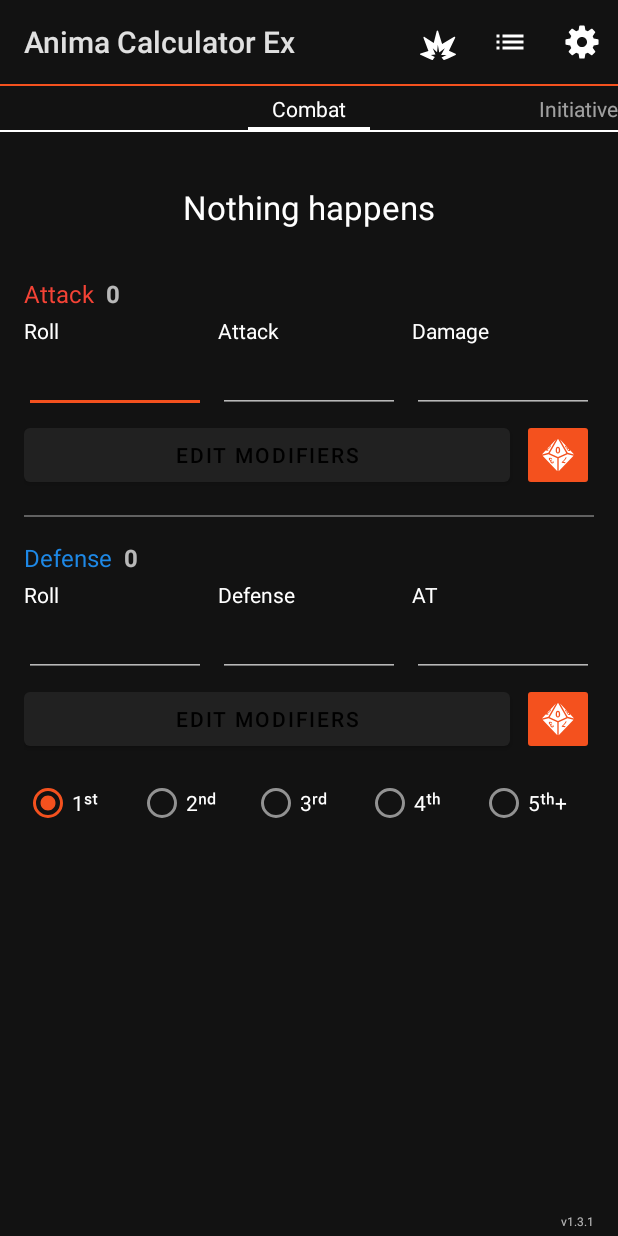
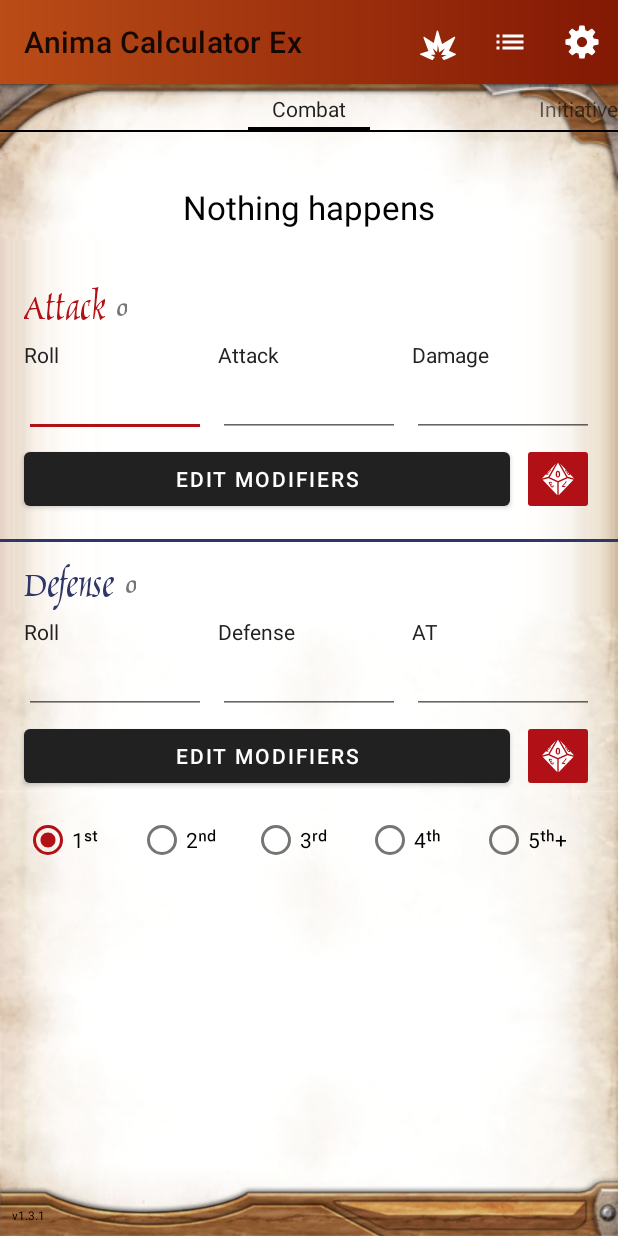
Before and after one commit to javier-delgado/anima-calculator-ex, an Android app: the screen it shows after launch (MainActivity), on a phone screen of 412 x 824 dp. Run offline under Robolectric (Android 15) with nearby library versions, the phone set to English and light mode, and no system bars; libraries missing offline, so code that uses them is left out: com.afollestad.materialdialogs, com.raizlabs.android, io.paperdb, org.jetbrains.anko; 8 statements that could not run were skipped.

Commit message:
Added background and font

```diff
--- a/app/src/main/java/com/javierdelgado/anima_calculator_ex/ui/CriticalHitActivity.kt
+++ b/app/src/main/java/com/javierdelgado/anima_calculator_ex/ui/CriticalHitActivity.kt
@@ -42,6 +42,7 @@ class CriticalHitActivity : AppCompatActivity() {
     override fun onCreate(savedInstanceState: Bundle?) {
         super.onCreate(savedInstanceState)
         setContentView(R.layout.activity_critical_hit)
+        setSupportActionBar(toolbar)
         damageCaused = intent.getIntExtra(DAMAGE_CAUSED_EXTRA, 0)
         if (damageCaused > 0) edtDamageCaused.setText(damageCaused.toString())
         homeAsUp(true)
--- a/app/src/main/java/com/javierdelgado/anima_calculator_ex/ui/LogActivity.kt
+++ b/app/src/main/java/com/javierdelgado/anima_calculator_ex/ui/LogActivity.kt
@@ -30,6 +30,7 @@ class LogActivity: AppCompatActivity() {
     override fun onCreate(savedInstanceState: Bundle?) {
         super.onCreate(savedInstanceState)
         setContentView(R.layout.activity_log)
+        setSupportActionBar(toolbar)
         homeAsUp(true)
 
         doAsync {
--- a/app/src/main/java/com/javierdelgado/anima_calculator_ex/ui/MainActivity.kt
+++ b/app/src/main/java/com/javierdelgado/anima_calculator_ex/ui/MainActivity.kt
@@ -26,6 +26,7 @@ class MainActivity : AppCompatActivity() {
     override fun onCreate(savedInstanceState: Bundle?) {
         super.onCreate(savedInstanceState)
         setContentView(R.layout.activity_main)
+        setSupportActionBar(toolbar)
 
         viewPager.adapter = MainPagerAdapter(this, supportFragmentManager)
         txtVersion.text = getString(R.string.v_, BuildConfig.VERSION_NAME)
--- /dev/null
+++ b/app/src/main/res/drawable/bg_toolbar.xml
@@ -0,0 +1,7 @@
+<?xml version="1.0" encoding="utf-8"?>
+<shape xmlns:android="http://schemas.android.com/apk/res/android"
+        android:shape="rectangle">
+    <gradient android:startColor="@color/toolbar_orange"
+              android:endColor="@color/toolbar_red"
+              />
+</shape>
--- /dev/null
+++ b/app/src/main/res/layout/_background.xml
@@ -0,0 +1,15 @@
+<?xml version="1.0" encoding="utf-8"?>
+<FrameLayout xmlns:android="http://schemas.android.com/apk/res/android"
+              android:layout_width="match_parent"
+              android:layout_height="match_parent">
+    <View
+            android:layout_width="match_parent"
+            android:layout_height="match_parent"
+            android:background="@drawable/bg_top"/>
+
+    <View
+            android:layout_width="match_parent"
+            android:layout_height="48dp"
+            android:layout_gravity="bottom"
+            android:background="@drawable/bg_bottom"/>
+</FrameLayout>
--- a/app/src/main/res/layout/activity_main.xml
+++ b/app/src/main/res/layout/activity_main.xml
@@ -1,33 +1,49 @@
 <?xml version="1.0" encoding="utf-8"?>
-<FrameLayout
+<androidx.constraintlayout.widget.ConstraintLayout
         xmlns:android="http://schemas.android.com/apk/res/android"
         xmlns:tools="http://schemas.android.com/tools"
-        xmlns:app="http://schemas.android.com/apk/res-auto"
         android:layout_width="match_parent"
-        android:layout_height="match_parent">
+        android:layout_height="match_parent"
+        xmlns:app="http://schemas.android.com/apk/res-auto">
+
+    <androidx.appcompat.widget.Toolbar
+            android:id="@+id/toolbar"
+            android:layout_width="match_parent"
+            android:layout_height="wrap_content"
+            android:layout_alignParentStart="true"
+            android:background="@drawable/bg_toolbar"
+            app:layout_constraintTop_toTopOf="parent"/>
+
+    <include
+            layout="@layout/_background"
+             android:layout_width="match_parent"
+             android:layout_height="0dp"
+            app:layout_constraintTop_toBottomOf="@id/toolbar"
+            app:layout_constraintBottom_toBottomOf="parent"/>
 
     <androidx.viewpager.widget.ViewPager
             android:id="@+id/viewPager"
             android:layout_width="match_parent"
-            android:layout_height="match_parent">
+            android:layout_height="0dp"
+            android:layout_marginBottom="36dp"
+            app:layout_constraintTop_toBottomOf="@id/toolbar"
+            app:layout_constraintBottom_toBottomOf="parent">
+
         <androidx.viewpager.widget.PagerTabStrip
                 android:layout_width="match_parent"
                 android:layout_height="wrap_content"/>
     </androidx.viewpager.widget.ViewPager>
 
-    <View
-            android:layout_width="match_parent"
-            android:layout_height="1dp"
-            android:background="@color/colorAccent"/>
-
     <TextView
             android:id="@+id/txtVersion"
             android:layout_width="wrap_content"
             android:layout_height="wrap_content"
-            android:layout_gravity="bottom|end"
-            android:layout_marginEnd="16dp"
-            android:layout_marginBottom="4dp"
+            android:layout_marginStart="8dp"
+            android:layout_marginBottom="8dp"
+            android:textColor="@color/material_black"
+            app:layout_constraintBottom_toBottomOf="parent"
+            app:layout_constraintLeft_toLeftOf="parent"
             tools:text="v1.0"
             android:textSize="8sp"
             tools:ignore="SmallSp"/>
-</FrameLayout>
+</androidx.constraintlayout.widget.ConstraintLayout>
--- a/app/src/main/res/layout/fragment_combat_calculator.xml
+++ b/app/src/main/res/layout/fragment_combat_calculator.xml
@@ -11,8 +11,6 @@
             android:layout_height="wrap_content"
             android:paddingTop="@dimen/activity_vertical_margin"
             android:paddingBottom="@dimen/activity_vertical_margin"
-            android:paddingLeft="@dimen/activity_horizontal_margin"
-            android:paddingRight="@dimen/activity_horizontal_margin"
             tools:context=".ui.MainActivity">
 
         <TextView
@@ -30,7 +28,7 @@
                 android:layout_width="wrap_content"
                 android:layout_height="wrap_content"
                 android:textSize="22sp"
-                android:textColor="@color/material_white"
+                android:textColor="@color/material_black"
                 tools:text="Damage dealt: 50"
                 app:layout_constraintLeft_toLeftOf="parent"
                 app:layout_constraintRight_toRightOf="parent"
@@ -41,7 +39,9 @@
                 android:layout_width="wrap_content"
                 android:layout_height="wrap_content"
                 android:layout_marginTop="32dp"
-                android:textSize="16sp"
+                android:layout_marginStart="16dp"
+                android:textSize="32sp"
+                android:fontFamily="@font/marigold_regular"
                 android:textColor="@color/colorAttack"
                 android:text="@string/attack"
                 app:layout_constraintTop_toBottomOf="@id/txtMainHeader"
@@ -52,10 +52,12 @@
                 android:layout_width="wrap_content"
                 android:layout_height="wrap_content"
                 android:layout_marginStart="8dp"
+                android:layout_marginBottom="6dp"
+                android:fontFamily="@font/marigold_regular"
                 android:textStyle="bold"
-                android:textSize="16sp"
+                android:textSize="18sp"
                 tools:text="200"
-                app:layout_constraintTop_toTopOf="@id/txtTitleAttack"
+                app:layout_constraintBottom_toBottomOf="@id/txtTitleAttack"
                 app:layout_constraintLeft_toRightOf="@id/txtTitleAttack"/>
 
         <LinearLayout
@@ -65,7 +67,7 @@
                 android:layout_marginTop="4dp"
                 android:orientation="vertical"
                 app:layout_constraintTop_toBottomOf="@id/txtTitleAttack"
-                app:layout_constraintLeft_toLeftOf="parent"
+                app:layout_constraintLeft_toLeftOf="@id/txtTitleAttack"
                 app:layout_constraintRight_toLeftOf="@id/lytFinalAttack"
                 app:layout_constraintHorizontal_chainStyle="spread">
 
@@ -73,7 +75,7 @@
                     android:id="@+id/txtLabelAttackRoll"
                     android:layout_width="match_parent"
                     android:layout_height="wrap_content"
-                    android:textColor="@color/material_white"
+                    android:textColor="@color/text_primary"
                     android:labelFor="@id/edtAttackRoll"
                     android:text="@string/roll"/>
 
@@ -93,10 +95,9 @@
                 android:id="@+id/lytFinalAttack"
                 android:layout_width="0dp"
                 android:layout_height="wrap_content"
-                android:layout_marginTop="4dp"
                 android:layout_marginStart="8dp"
                 android:orientation="vertical"
-                app:layout_constraintTop_toBottomOf="@id/txtTitleAttack"
+                app:layout_constraintTop_toTopOf="@id/lytAttackRoll"
                 app:layout_constraintLeft_toRightOf="@id/lytAttackRoll"
                 app:layout_constraintRight_toLeftOf="@id/lytFinalDamage"
                 app:layout_constraintHorizontal_chainStyle="spread">
@@ -105,7 +106,7 @@
                     android:id="@+id/txtLabelFinalAttack"
                     android:layout_width="match_parent"
                     android:layout_height="wrap_content"
-                    android:textColor="@color/material_white"
+                    android:textColor="@color/text_primary"
                     android:labelFor="@id/edtFinalAttack"
                     android:text="@string/attack"/>
 
@@ -124,10 +125,10 @@
                 android:id="@+id/lytFinalDamage"
                 android:layout_width="0dp"
                 android:layout_height="wrap_content"
-                android:layout_marginTop="4dp"
                 android:layout_marginStart="8dp"
+                android:layout_marginEnd="16dp"
                 android:orientation="vertical"
-                app:layout_constraintTop_toBottomOf="@id/txtTitleAttack"
+                app:layout_constraintTop_toTopOf="@id/lytAttackRoll"
                 app:layout_constraintLeft_toRightOf="@id/lytFinalAttack"
                 app:layout_constraintRight_toRightOf="parent"
                 app:layout_constraintHorizontal_chainStyle="spread">
@@ -136,7 +137,7 @@
                     android:id="@+id/txtLabelFinalDamage"
                     android:layout_width="match_parent"
                     android:layout_height="wrap_content"
-                    android:textColor="@color/material_white"
+                    android:textColor="@color/text_primary"
                     android:labelFor="@id/edtFinalDamage"
                     android:text="@string/damage"/>
 
@@ -159,13 +160,14 @@
                 android:layout_marginEnd="8dp"
                 android:text="@string/edit_modifiers"
                 app:layout_constraintTop_toBottomOf="@id/lytAttackRoll"
-                app:layout_constraintLeft_toLeftOf="parent"
+                app:layout_constraintLeft_toLeftOf="@id/txtTitleAttack"
                 app:layout_constraintRight_toLeftOf="@id/btnRollAttackDice"/>
 
         <ImageButton
                 android:id="@+id/btnRollAttackDice"
                 android:layout_width="wrap_content"
                 android:layout_height="0dp"
+                android:layout_marginEnd="16dp"
                 android:contentDescription="@string/roll_attack"
                 android:backgroundTint="@color/colorAccent"
                 android:src="@drawable/ic_d10_light"
@@ -178,17 +180,19 @@
         <View
                 android:id="@+id/divider1"
                 android:layout_width="match_parent"
-                android:layout_height="1dp"
+                android:layout_height="2dp"
                 android:layout_marginTop="16dp"
-                android:background="@color/divider_grey"
+                android:background="@color/divider"
                 app:layout_constraintTop_toBottomOf="@id/btnEditAttackModifiers"/>
 
         <TextView
                 android:id="@+id/txtTitleDefense"
                 android:layout_width="wrap_content"
                 android:layout_height="wrap_content"
-                android:layout_marginTop="16dp"
-                android:textSize="16sp"
+                android:layout_marginTop="8dp"
+                android:layout_marginStart="16dp"
+                android:textSize="32sp"
+                android:fontFamily="@font/marigold_regular"
                 android:textColor="@color/colorDefense"
                 android:text="@string/defense"
                 app:layout_constraintTop_toBottomOf="@id/divider1"
@@ -199,10 +203,12 @@
                 android:layout_width="wrap_content"
                 android:layout_height="wrap_content"
                 android:layout_marginStart="8dp"
+                android:layout_marginBottom="6dp"
+                android:fontFamily="@font/marigold_regular"
                 android:textStyle="bold"
-                android:textSize="16sp"
+                android:textSize="18sp"
                 tools:text="200"
-                app:layout_constraintTop_toTopOf="@id/txtTitleDefense"
+                app:layout_constraintBottom_toBottomOf="@id/txtTitleDefense"
                 app:layout_constraintLeft_toRightOf="@id/txtTitleDefense"/>
 
         <LinearLayout
@@ -212,7 +218,7 @@
                 android:layout_marginTop="4dp"
                 android:orientation="vertical"
                 app:layout_constraintTop_toBottomOf="@id/txtTitleDefense"
-                app:layout_constraintLeft_toLeftOf="parent"
+                app:layout_constraintLeft_toLeftOf="@id/txtTitleDefense"
                 app:layout_constraintRight_toLeftOf="@id/lytFinalDefense"
                 app:layout_constraintHorizontal_chainStyle="spread">
 
@@ -220,7 +226,7 @@
                     android:id="@+id/txtLabelDefenseRoll"
                     android:layout_width="match_parent"
                     android:layout_height="wrap_content"
-                    android:textColor="@color/material_white"
+                    android:textColor="@color/text_primary"
                     android:labelFor="@id/edtDefenseRoll"
                     android:text="@string/roll"/>
 
@@ -252,7 +258,7 @@
                     android:id="@+id/txtLabelFinalDefense"
                     android:layout_width="match_parent"
                     android:layout_height="wrap_content"
-                    android:textColor="@color/material_white"
+                    android:textColor="@color/text_primary"
                     android:labelFor="@id/edtFinalDefense"
                     android:text="@string/defense"/>
 
@@ -273,6 +279,7 @@
                 android:layout_height="wrap_content"
                 android:layout_marginTop="4dp"
                 android:layout_marginStart="8dp"
+                android:layout_marginEnd="16dp"
                 android:orientation="vertical"
                 app:layout_constraintTop_toBottomOf="@id/txtTitleDefense"
                 app:layout_constraintLeft_toRightOf="@id/lytFinalDefense"
@@ -283,7 +290,7 @@
                     android:id="@+id/txtLabelTA"
                     android:layout_width="match_parent"
                     android:layout_height="wrap_content"
-                    android:textColor="@color/material_white"
+                    android:textColor="@color/text_primary"
                     android:labelFor="@id/edtAT"
                     android:text="@string/at"/>
 
@@ -305,13 +312,14 @@
                 android:layout_marginEnd="8dp"
                 android:text="@string/edit_modifiers"
                 app:layout_constraintTop_toBottomOf="@id/lytDefenseRoll"
-                app:layout_constraintLeft_toLeftOf="parent"
+                app:layout_constraintLeft_toLeftOf="@id/txtTitleDefense"
                 app:layout_constraintRight_toLeftOf="@id/btnRollDefenseDice"/>
 
         <ImageButton
                 android:id="@+id/btnRollDefenseDice"
                 android:layout_width="wrap_content"
                 android:layout_height="0dp"
+                android:layout_marginEnd="16dp"
                 android:backgroundTint="@color/colorAccent"
                 android:contentDescription="@string/roll_defense"
                 android:src="@drawable/ic_d10_light"
@@ -324,6 +332,8 @@
                 android:id="@+id/rdGroupConsecutiveDefense"
                 android:layout_width="match_parent"
                 android:layout_height="wrap_content"
+                android:layout_marginEnd="16dp"
+                android:layout_marginStart="16dp"
                 android:layout_marginTop="8dp"
                 android:orientation="horizontal"
                 app:layout_constraintTop_toBottomOf="@id/btnEditDefenseModifiers">
--- a/app/src/main/res/layout/fragment_initiative_calculator.xml
+++ b/app/src/main/res/layout/fragment_initiative_calculator.xml
@@ -47,7 +47,7 @@
             android:layout_width="match_parent"
             android:layout_height="wrap_content"
             android:textSize="18sp"
-            android:textColor="@color/material_white"
+            android:textColor="@color/material_black"
             android:visibility="gone"
             app:layout_constraintTop_toBottomOf="@id/btnAddPlayer"
             tools:visibility="visible"
@@ -58,7 +58,7 @@
             android:layout_width="match_parent"
             android:layout_height="1dp"
             android:layout_marginTop="4dp"
-            android:background="@color/divider_grey"
+            android:background="@color/divider"
             app:layout_constraintTop_toBottomOf="@id/txtPartyName"/>
 
     <androidx.recyclerview.widget.RecyclerView
--- a/app/src/main/res/values/colors.xml
+++ b/app/src/main/res/values/colors.xml
@@ -2,10 +2,18 @@
 <resources>
     <color name="colorPrimary">@color/material_grey900</color>
     <color name="colorPrimaryDark">@color/material_black</color>
-    <color name="colorAccent">@color/material_deeporange600</color>
+    <color name="colorAccent">@color/title_red</color>
 
-    <color name="colorAttack">@color/material_red500</color>
-    <color name="colorDefense">@color/material_blue600</color>
+    <color name="text_primary">#222222</color>
 
-    <color name="divider_grey">@color/material_grey700</color>
+    <color name="toolbar_orange">#BA4C17</color>
+    <color name="toolbar_red">#831804</color>
+
+    <color name="title_red">#B11016</color>
+    <color name="title_blue">#2F366A</color>
+
+    <color name="colorAttack">@color/title_red</color>
+    <color name="colorDefense">@color/title_blue</color>
+
+    <color name="divider">#2F366A</color>
 </resources>
--- a/app/src/main/res/values/styles.xml
+++ b/app/src/main/res/values/styles.xml
@@ -1,11 +1,10 @@
 <resources>
 
     <!-- Base application theme. -->
-    <style name="AppTheme" parent="Theme.MaterialComponents">
+    <style name="AppTheme" parent="Theme.MaterialComponents.Light.NoActionBar">
         <!-- Customize your theme here. -->
         <item name="colorPrimary">@color/colorPrimary</item>
         <item name="colorPrimaryDark">@color/colorPrimaryDark</item>
         <item name="colorAccent">@color/colorAccent</item>
     </style>
-
 </resources>
```
Also changed, not shown: app/src/main/res/layout/activity_critical_hit.xml (+37 -11 lines), app/src/main/res/layout/activity_log.xml (+33 -9 lines), app/src/main/res/drawable/bg_bottom.png (added), app/src/main/res/drawable/bg_top.9.png (added), app/src/main/res/font/marigold_regular.ttf (added).
